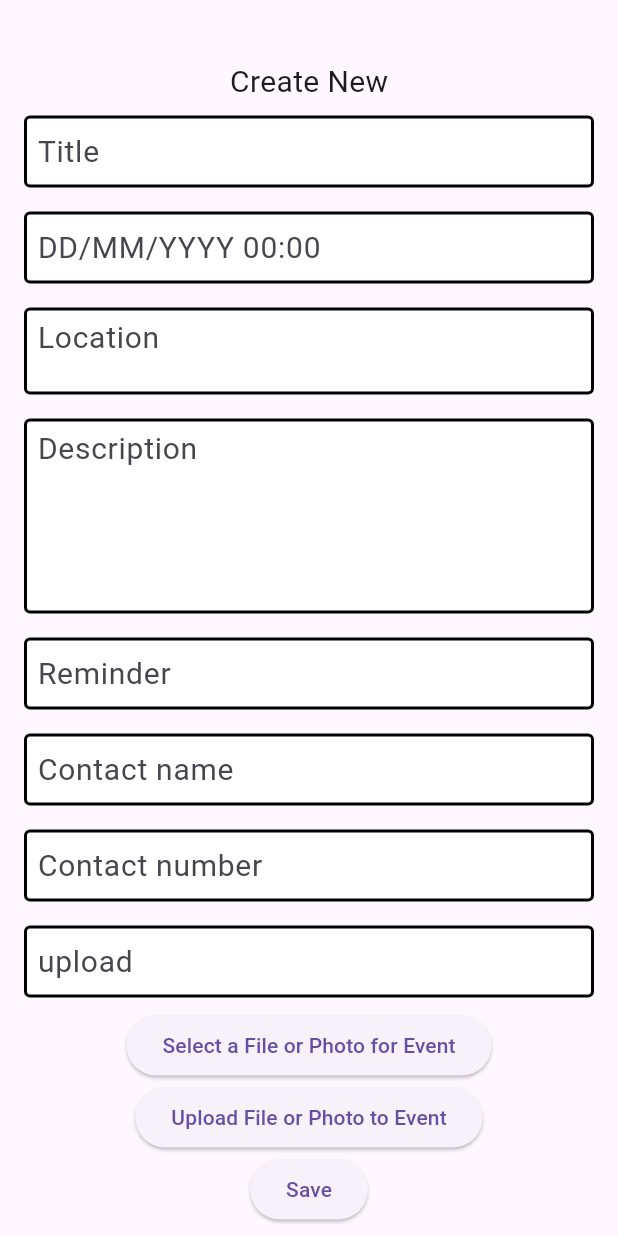
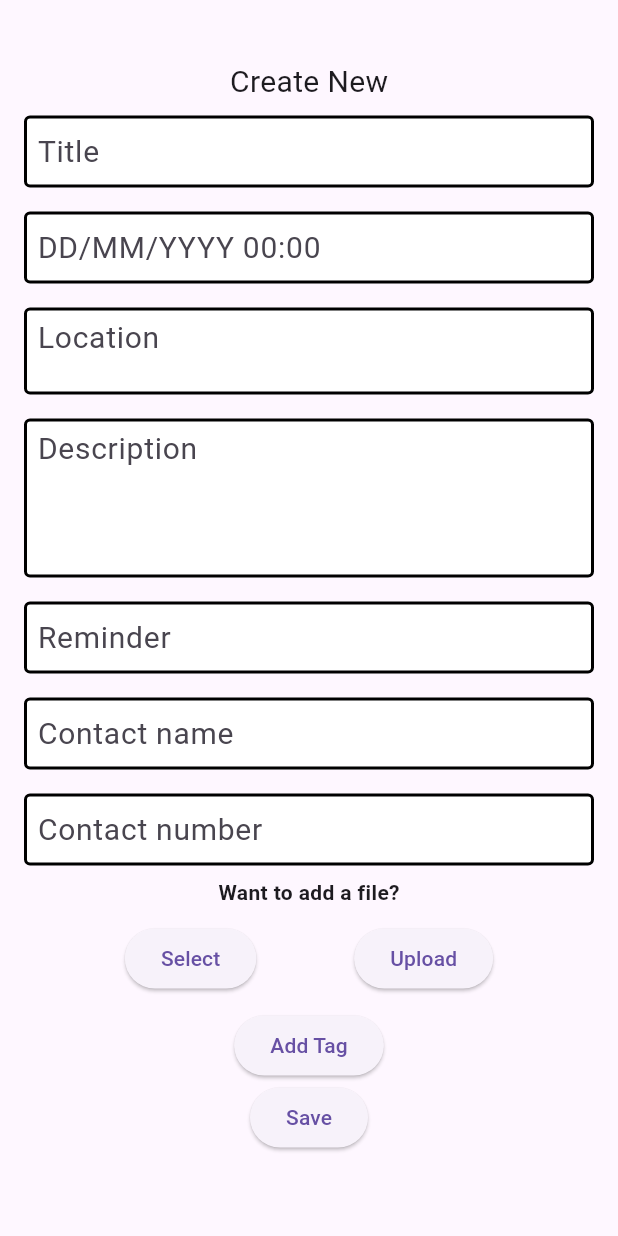
Before and after one commit to frasey/a_safe_place, a Flutter app: the Event screen opened directly, on a phone screen of 412 x 824 dp. Run offline on Flutter 3.47's test engine with Material 3 defaults, Android fonts, the phone set to English and light mode, and no system bars; our stand-ins replace file_picker, flutter_colorpicker, open_file, page_transition.

Commit message:
restyled upload buttons into row

```diff
--- a/lib/Events/Event.dart
+++ b/lib/Events/Event.dart
@@ -109,7 +109,7 @@ class _EventState extends State<Event> {
                   StandardInputField(
                       name: 'Description',
                       keyboardType: TextInputType.multiline,
-                      maxLines: 5,
+                      maxLines: 4,
                       controller: descriptionController),
                   // REMINDER - PLACEHOLDER
                   StandardInputField(
@@ -130,15 +130,27 @@ class _EventState extends State<Event> {
                       maxLines: 1,
                       controller: contactNumberController),
                   // UPLOAD DOCS/IMAGES - PLACEHOLDER
-                  StandardInputField(
-                      name: 'upload',
-                      keyboardType: TextInputType.text,
-                      maxLines: 1,
-                      controller: uploadController),
+                  // StandardInputField(
+                  //     name: 'upload',
+                  //     keyboardType: TextInputType.text,
+                  //     maxLines: 1,
+                  //     controller: uploadController),
 
+                  // UPLOAD BUTTONS
+                  const Text('Want to add a file?',
+                    style: TextStyle(
+                      fontWeight: FontWeight.bold,
+                    ),
+    ),
+                  Container(
+                    padding: const EdgeInsets.all(10.0),
+                    child:
+                      Row(
+                      mainAxisAlignment: MainAxisAlignment.spaceEvenly,
+                      children: [
                         ElevatedButton(
                         onPressed: selectFile,
-                    child: const Text('Select a File or Photo for Event'),
+                        child: const Text('Select'),
                     // {
                     //     final result = await FilePicker.platform.pickFiles();
                     //     if (result == null) return;
@@ -149,19 +161,24 @@ class _EventState extends State<Event> {
                         ),
                         ElevatedButton(
                           onPressed: uploadFile,
-                    child: const Text('Upload File or Photo to Event'),
-
-                    // ElevatedButton(
-                    //   onPressed: () async {
-                    //     Tag? newTag = await showAddTagDialog(context);
-                    //     if (newTag != null) {
-                    //       print("New Tag: ${newTag.name}");
-                    //     }
-                    //   },
-                    //   child: const Text('Add Tag'),
+                          child: const Text('Upload'),
+                        ),
+                  ]
+                ),
               ),
 
-                  // ELEVATED BUTTON
+                  // ADD TAGS BUTTON
+                  ElevatedButton(
+                        child: const Text('Add Tag'),
+                        onPressed: () async {
+                        Tag? newTag = await showAddTagDialog(context);
+                        if (newTag != null) {
+                          print("New Tag: ${newTag.name}");
+                        }
+                      },
+                  ),
+
+                  // SAVE FORM
                   ElevatedButton(
                       onPressed: () {
                         if (_formKey.currentState!.validate()) {
@@ -176,7 +193,8 @@ class _EventState extends State<Event> {
                           );
                         }
                       },
-                      child: const Text('Save')),
+                      child: const Text('Save'),
+                  ),
                   ],
             ),
           ),
@@ -198,8 +216,6 @@ class _EventState extends State<Event> {
   }
 }
 
-// TODO stop form overflow
-// TODO alter description field to larger size
 // TODO reminders
 // TODO image uploads
 // TODO save to db
--- a/lib/main.dart
+++ b/lib/main.dart
@@ -1,9 +1,6 @@
 import 'dart:ui';
-
-import 'package:a_safe_place/Database/mongodb.dart';
 import 'package:a_safe_place/Events/Event.dart';
 import 'package:flutter/material.dart';
-import 'package:flutter_dotenv/flutter_dotenv.dart';
 import 'Homepage/HomePage.dart';
 
 void main() async {
@@ -21,8 +18,7 @@ class MyApp extends StatelessWidget {
   Widget build(BuildContext context) {
     return const MaterialApp(
       title: 'A Safe Place',
-      home: HomePage(),
-      // home: HomePage(),
+      home: Event(),
     );
   }
 }
```
Also changed, not shown: 2 other files. Lines whose indentation alone changed are shown as unchanged.
